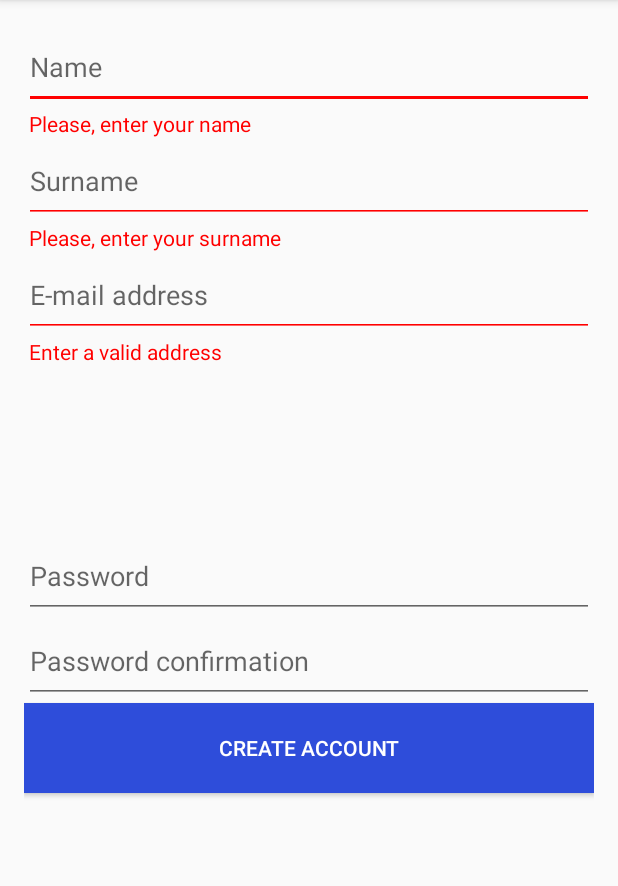
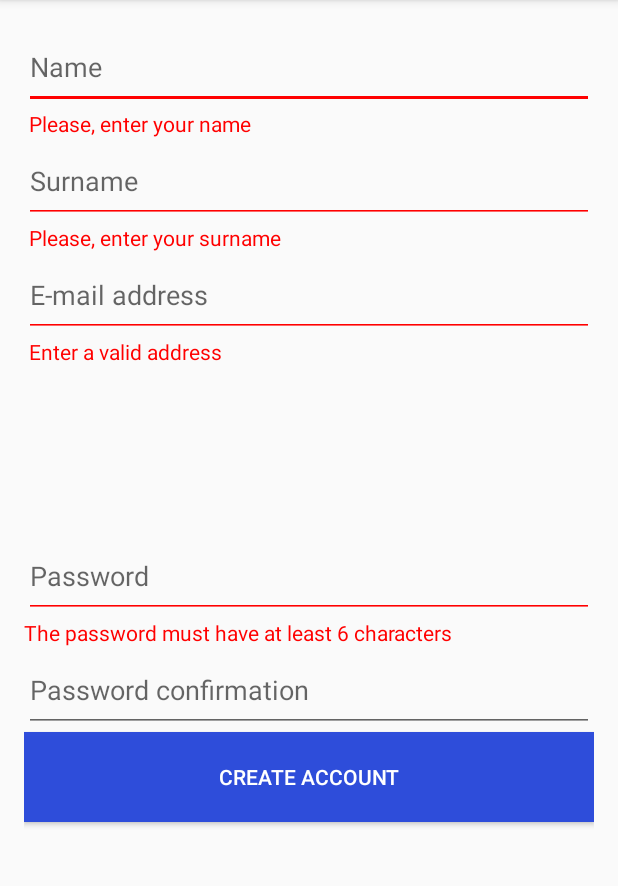
Before and after one commit to lucianoRM/fdrive_frontend, an Android app: the RegistrationActivity screen opened directly, with no data from a screen before it, after a tap on "CREATE ACCOUNT", on a phone screen of 412 x 824 dp, the part 84-970 px from its top. Run offline under Robolectric (Android 15) with nearby library versions, the phone set to English and light mode, and no system bars.

Commit message:
Agregado password y confirmacion, tambien Boton que chequea que todos los campos esten completados de manera correcta

```diff
--- a/FDrive/app/src/main/java/com/example/margonari/fdrive/RegistrationActivity.java
+++ b/FDrive/app/src/main/java/com/example/margonari/fdrive/RegistrationActivity.java
@@ -16,7 +16,7 @@ import android.widget.Toast;
 public class RegistrationActivity extends AppCompatActivity {
 
     private EditText textName, textSurname, textEmail, textPassword, textConfirmPassword;
-    private TextView labelErrorName, labelErrorSurname, labelErrorEmail;
+    private TextView labelErrorName, labelErrorSurname, labelErrorEmail, labelErrorPassword;
 
     @Override
     protected void onCreate(Bundle savedInstanceState) {
@@ -26,6 +26,7 @@ public class RegistrationActivity extends AppCompatActivity {
         labelErrorName = (TextView) findViewById(R.id.textViewErrorName);
         labelErrorSurname = (TextView) findViewById(R.id.textViewErrorSurname);
         labelErrorEmail = (TextView) findViewById(R.id.textViewErrorEmail);
+        labelErrorPassword = (TextView) findViewById(R.id.textViewErrorPassword);
 
         textName = (EditText) findViewById(R.id.editTextName);
         textName.setOnFocusChangeListener(new View.OnFocusChangeListener() {
@@ -67,12 +68,14 @@ public class RegistrationActivity extends AppCompatActivity {
         });
 
         textPassword = (EditText) findViewById(R.id.editTextPassword);
+        textConfirmPassword = (EditText) findViewById(R.id.editTextPasswordConf);
         textPassword.setOnFocusChangeListener(new View.OnFocusChangeListener() {
             @TargetApi(Build.VERSION_CODES.LOLLIPOP)
             @Override
             public void onFocusChange(View v, boolean hasFocus) {
                 if (hasFocus) {
                     textPassword.setBackgroundTintList(ColorStateList.valueOf(Color.BLUE));
+                    textConfirmPassword.setVisibility(View.VISIBLE);
                 } else {
                     textPassword.setBackgroundTintList(ColorStateList.valueOf(Color.GRAY));
                 }
@@ -101,6 +104,9 @@ public class RegistrationActivity extends AppCompatActivity {
         String name = textName.getText().toString();
         String surname = textSurname.getText().toString();
         String email = textEmail.getText().toString();
+        String password = textPassword.getText().toString();
+        String passwordConfirm = textConfirmPassword.getText().toString();
+
 
         if (name.equals("")) {
             labelErrorName.setVisibility(View.VISIBLE);
@@ -122,6 +128,19 @@ public class RegistrationActivity extends AppCompatActivity {
         } else {
             labelErrorEmail.setVisibility(View.INVISIBLE);
         }
+
+        if (password.length() < 6) {
+            labelErrorPassword.setVisibility(View.VISIBLE);
+            labelErrorPassword.setText("The password must have at least 6 characters");
+            textPassword.setBackgroundTintList(ColorStateList.valueOf(Color.RED));
+        } else {
+            labelErrorPassword.setVisibility(View.INVISIBLE);
+            if (! password.contentEquals(passwordConfirm)) {
+                labelErrorPassword.setVisibility(View.VISIBLE);
+                labelErrorPassword.setText("The password confirmation does not match");
+                textPassword.setBackgroundTintList(ColorStateList.valueOf(Color.RED));
+            }
+        }
     }
 
 
--- a/FDrive/app/src/main/res/layout/activity_registration.xml
+++ b/FDrive/app/src/main/res/layout/activity_registration.xml
@@ -77,7 +77,8 @@
         android:hint="Password confirmation"
         android:paddingBottom="16dp"
         android:paddingTop="16dp"
-        android:layout_below="@+id/editTextPassword"
+        android:visibility="visible"
+        android:layout_below="@+id/textViewErrorPassword"
         android:layout_alignParentStart="true" />
 
     <TextView
@@ -123,6 +124,16 @@
         android:nestedScrollingEnabled="false"
         android:onClick="checkFields"
         android:layout_below="@+id/editTextPasswordConf"
-        android:layout_centerHorizontal="true" />
+        android:layout_alignParentStart="true" />
+
+    <TextView
+        android:layout_width="wrap_content"
+        android:layout_height="wrap_content"
+        android:text="The Password confirmation does not match"
+        android:id="@+id/textViewErrorPassword"
+        android:textColor="#ff0000"
+        android:visibility="invisible"
+        android:layout_below="@+id/editTextPassword"
+        android:layout_alignParentStart="true" />
 
 </RelativeLayout>
```
